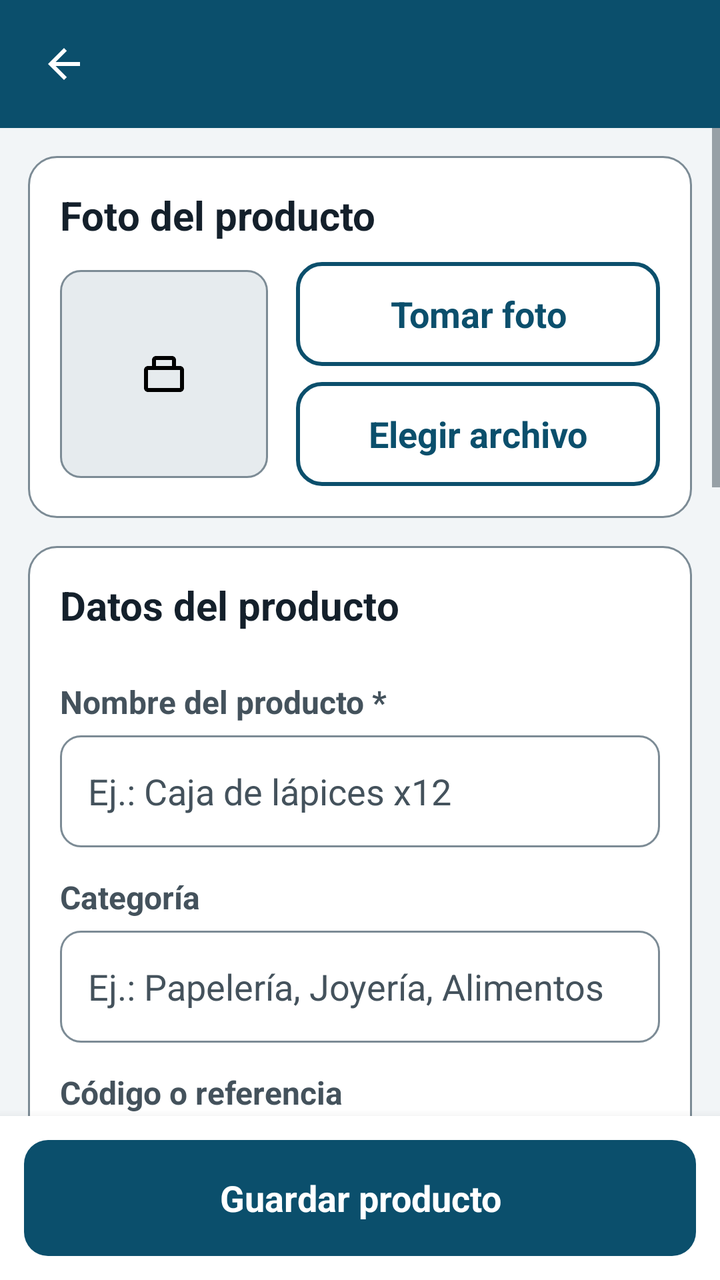
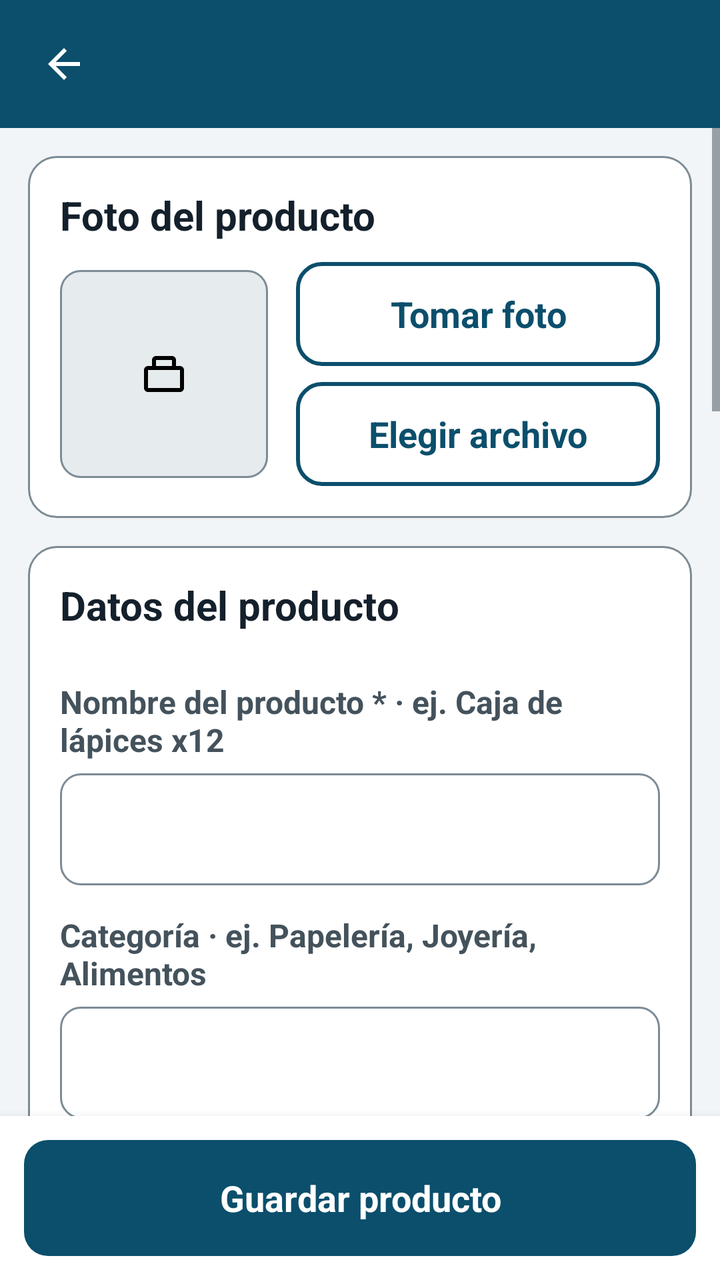

Screens rendered from an Android XML layout before and after an edit, with the pre-edit source and the edit as a unified diff.
<!-- AndroidManifest.xml: application theme Tema -->
<!-- res/layout/activity_producto.xml -->
<?xml version="1.0" encoding="utf-8"?>
<LinearLayout xmlns:android="http://schemas.android.com/apk/res/android"
    android:layout_width="match_parent"
    android:layout_height="match_parent"
    android:orientation="vertical"
    android:background="@color/fondo">

    <include layout="@layout/barra_superior" />

    <ScrollView
android:id="@+id/scrollForm"
        android:layout_width="match_parent"
        android:layout_height="0dp"
        android:layout_weight="1"
        android:fillViewport="true">

        <LinearLayout
            android:layout_width="match_parent"
            android:layout_height="wrap_content"
            android:orientation="vertical"
            android:paddingLeft="14dp"
            android:paddingRight="14dp"
            android:paddingTop="14dp"
            android:paddingBottom="22dp">

            <LinearLayout
                style="@style/Tarjeta"
                android:layout_width="match_parent"
                android:layout_height="wrap_content">

                <TextView
                    style="@style/TituloSeccion"
                    android:layout_width="match_parent"
                    android:layout_height="wrap_content"
                    android:text="Foto del producto" />

                <LinearLayout
                    android:layout_width="match_parent"
                    android:layout_height="wrap_content"
                    android:orientation="horizontal"
                    android:gravity="center_vertical">

                    <ImageView
                        android:id="@+id/imgProducto"
                        android:layout_width="104dp"
                        android:layout_height="104dp"
                        android:background="@drawable/fondo_foto"
                        android:padding="12dp"
                        android:scaleType="centerInside"
                        android:src="@drawable/ic_caja"
                        android:contentDescription="Foto del producto" />

                    <LinearLayout
                        android:layout_width="0dp"
                        android:layout_height="wrap_content"
                        android:layout_weight="1"
                        android:layout_marginStart="14dp"
                        android:orientation="vertical">

                        <Button
                            android:id="@+id/btnTomarFoto"
                            style="@style/BotonSecundario"
                            android:layout_width="match_parent"
                            android:layout_height="wrap_content"
                            android:minHeight="52dp"
                            android:text="Tomar foto" />

                        <Button
                            android:id="@+id/btnElegirFoto"
                            style="@style/BotonSecundario"
                            android:layout_width="match_parent"
                            android:layout_height="wrap_content"
                            android:layout_marginTop="8dp"
                            android:minHeight="52dp"
                            android:text="Elegir archivo" />

                        <Button
                            android:id="@+id/btnQuitarFoto"
                            style="@style/BotonTexto"
                            android:layout_width="match_parent"
                            android:layout_height="wrap_content"
                            android:text="Quitar foto"
                            android:visibility="gone" />
                    </LinearLayout>
                </LinearLayout>
            </LinearLayout>

            <LinearLayout
                style="@style/Tarjeta"
                android:layout_width="match_parent"
                android:layout_height="wrap_content">

                <TextView
                    style="@style/TituloSeccion"
                    android:layout_width="match_parent"
                    android:layout_height="wrap_content"
                    android:text="Datos del producto" />

                <TextView
                    style="@style/Etiqueta"
                    android:layout_width="match_parent"
                    android:layout_height="wrap_content"
                    android:labelFor="@+id/etNombre"
                    android:text="Nombre del producto *" />

                <EditText
                    android:id="@+id/etNombre"
                    style="@style/Campo"
                    android:layout_width="match_parent"
                    android:layout_height="wrap_content"
                    android:hint="Ej.: Caja de lápices x12"
                    android:inputType="textCapSentences" />

                <TextView
                    style="@style/Etiqueta"
                    android:layout_width="match_parent"
                    android:layout_height="wrap_content"
                    android:labelFor="@+id/etCategoria"
                    android:text="Categoría" />

                <EditText
                    android:id="@+id/etCategoria"
                    style="@style/Campo"
                    android:layout_width="match_parent"
                    android:layout_height="wrap_content"
                    android:hint="Ej.: Papelería, Joyería, Alimentos"
                    android:inputType="textCapSentences" />

                <TextView
                    style="@style/Etiqueta"
                    android:layout_width="match_parent"
                    android:layout_height="wrap_content"
                    android:labelFor="@+id/etCodigo"
                    android:text="Código o referencia" />

                <EditText
                    android:id="@+id/etCodigo"
                    style="@style/Campo"
                    android:layout_width="match_parent"
                    android:layout_height="wrap_content"
                    android:hint="Ej.: LAP-012"
                    android:inputType="text" />

                <Button
                    android:id="@+id/btnEscanearCodigo"
                    style="@style/BotonSecundario"
                    android:layout_width="match_parent"
                    android:layout_height="wrap_content"
                    android:layout_marginTop="8dp"
                    android:text="Escanear código de barras o QR" />

                <TextView
                    style="@style/Etiqueta"
                    android:layout_width="match_parent"
                    android:layout_height="wrap_content"
                    android:labelFor="@+id/etUnidad"
                    android:text="Unidad de venta" />

                <EditText
                    android:id="@+id/etUnidad"
                    style="@style/Campo"
                    android:layout_width="match_parent"
                    android:layout_height="wrap_content"
                    android:hint="unidad, caja, docena…"
                    android:inputType="text" />
            </LinearLayout>

            <LinearLayout
                style="@style/Tarjeta"
                android:layout_width="match_parent"
                android:layout_height="wrap_content">

                <TextView
                    style="@style/TituloSeccion"
                    android:layout_width="match_parent"
                    android:layout_height="wrap_content"
                    android:text="Precios y existencias" />

                <TextView
                    style="@style/Ayuda"
                    android:layout_width="match_parent"
                    android:layout_height="wrap_content"
                    android:text="Todos los precios se manejan en pesos colombianos. Escribe solo números." />

                <TextView
                    style="@style/Etiqueta"
                    android:layout_width="match_parent"
                    android:layout_height="wrap_content"
                    android:labelFor="@+id/etPrecio"
                    android:text="Precio de venta (COP) *" />

                <EditText
                    android:id="@+id/etPrecio"
                    style="@style/Campo"
                    android:layout_width="match_parent"
                    android:layout_height="wrap_content"
                    android:hint="Ej.: 12500"
                    android:inputType="number" />

                <TextView
                    style="@style/Etiqueta"
                    android:layout_width="match_parent"
                    android:layout_height="wrap_content"
                    android:labelFor="@+id/etCosto"
                    android:text="Costo de compra (COP)" />

                <EditText
                    android:id="@+id/etCosto"
                    style="@style/Campo"
                    android:layout_width="match_parent"
                    android:layout_height="wrap_content"
                    android:hint="Ej.: 7000"
                    android:inputType="number" />

                <TextView
                    style="@style/Ayuda"
                    android:layout_width="match_parent"
                    android:layout_height="wrap_content"
                    android:text="El costo se usa para calcular la utilidad de cada venta." />

                <TextView
                    android:id="@+id/txtGananciaUnidad"
                    android:layout_width="match_parent"
                    android:layout_height="wrap_content"
                    android:layout_marginTop="8dp"
                    android:textColor="@color/exito"
                    android:textSize="17sp"
                    android:textStyle="bold" />

                <TextView
                    style="@style/Etiqueta"
                    android:layout_width="match_parent"
                    android:layout_height="wrap_content"
                    android:labelFor="@+id/etStock"
                    android:text="Existencias actuales" />

                <EditText
                    android:id="@+id/etStock"
                    style="@style/Campo"
                    android:layout_width="match_parent"
                    android:layout_height="wrap_content"
                    android:hint="Ej.: 10"
                    android:inputType="numberSigned" />

                <TextView
                    style="@style/Etiqueta"
                    android:layout_width="match_parent"
                    android:layout_height="wrap_content"
                    android:labelFor="@+id/etStockMinimo"
                    android:text="Avisar cuando queden menos de" />

                <EditText
                    android:id="@+id/etStockMinimo"
                    style="@style/Campo"
                    android:layout_width="match_parent"
                    android:layout_height="wrap_content"
                    android:hint="Ej.: 3"
                    android:inputType="number" />
            </LinearLayout>

            <Button
                android:id="@+id/btnEliminar"
                style="@style/BotonPeligro"
                android:layout_width="match_parent"
                android:layout_height="wrap_content"
                android:layout_marginTop="4dp"
                android:text="Eliminar producto"
                android:visibility="gone" />
        </LinearLayout>
    </ScrollView>

    <LinearLayout
        android:layout_width="match_parent"
        android:layout_height="wrap_content"
        android:background="@color/superficie"
        android:elevation="8dp"
        android:padding="12dp">

        <Button
            android:id="@+id/btnGuardar"
            style="@style/BotonPrimario"
            android:layout_width="match_parent"
            android:layout_height="wrap_content"
            android:text="Guardar producto" />
    </LinearLayout>
</LinearLayout>
<!-- res/layout/barra_superior.xml (included above) -->
<?xml version="1.0" encoding="utf-8"?>
<LinearLayout xmlns:android="http://schemas.android.com/apk/res/android"
    android:layout_width="match_parent"
    android:layout_height="wrap_content"
    android:orientation="horizontal"
    android:gravity="center_vertical"
    android:background="?android:attr/colorPrimary"
    android:minHeight="64dp"
    android:paddingLeft="6dp"
    android:paddingRight="12dp"
    android:paddingTop="6dp"
    android:paddingBottom="6dp">

    <ImageButton
        android:id="@+id/btnAtras"
        android:layout_width="52dp"
        android:layout_height="52dp"
        android:background="?android:attr/selectableItemBackgroundBorderless"
        android:src="@drawable/ic_atras"
        android:tint="@color/blanco"
        android:contentDescription="@string/volver"
        android:scaleType="centerInside" />

    <TextView
        android:id="@+id/tituloBarra"
        android:layout_width="0dp"
        android:layout_height="wrap_content"
        android:layout_weight="1"
        android:layout_marginStart="4dp"
        android:textColor="@color/blanco"
        android:textSize="22sp"
        android:textStyle="bold"
        android:maxLines="2"
        android:ellipsize="end" />
</LinearLayout>
<!-- resources referenced by this layout -->
<resources>
  <color name="blanco">#FFFFFF</color>
  <color name="exito">#176B3A</color>
  <color name="fondo">#F2F5F7</color>
  <color name="superficie">#FFFFFF</color>
  <!-- drawable fondo_foto (drawable) -->
  <?xml version="1.0" encoding="utf-8"?>
  <shape xmlns:android="http://schemas.android.com/apk/res/android">
      <solid android:color="@color/gris_fondo"/>
      <corners android:radius="10dp"/>
      <stroke android:width="1dp" android:color="@color/borde"/>
  </shape>
  <!-- drawable ic_atras (drawable) -->
  <?xml version="1.0" encoding="utf-8"?>
  <vector xmlns:android="http://schemas.android.com/apk/res/android"
      android:width="24dp" android:height="24dp"
      android:viewportWidth="24" android:viewportHeight="24">
      <path android:fillColor="#FF000000" android:pathData="M20,11H7.83l5.59,-5.59L12,4l-8,8 8,8 1.41,-1.41L7.83,13H20v-2z"/>
  </vector>
  <string name="volver">Volver</string>
  <style name="Ayuda">
          <item name="android:textSize">15sp</item>
          <item name="android:textColor">@color/texto_secundario</item>
          <item name="android:layout_marginTop">4dp</item>
      </style>
  <style name="BotonPeligro" parent="BotonPrimario">
          <item name="android:background">@drawable/boton_peligro</item>
          <item name="android:textColor">@color/blanco</item>
      </style>
  <style name="BotonSecundario" parent="BotonPrimario">
          <item name="android:background">@drawable/boton_secundario</item>
          <item name="android:textColor">@color/primario</item>
      </style>
  <style name="Etiqueta">
          <item name="android:textSize">16sp</item>
          <item name="android:textStyle">bold</item>
          <item name="android:textColor">@color/texto_secundario</item>
          <item name="android:layout_marginTop">14dp</item>
          <item name="android:layout_marginBottom">6dp</item>
      </style>
  <style name="Tarjeta">
          <item name="android:background">@drawable/fondo_tarjeta</item>
          <item name="android:padding">16dp</item>
          <item name="android:layout_marginBottom">14dp</item>
          <item name="android:orientation">vertical</item>
      </style>
  <style name="TituloSeccion">
          <item name="android:textSize">20sp</item>
          <item name="android:textStyle">bold</item>
          <item name="android:textColor">@color/texto</item>
          <item name="android:layout_marginBottom">10dp</item>
      </style>
  <style name="Tema" parent="@android:style/Theme.Material.Light.NoActionBar">
          <item name="android:colorPrimary">@color/primario</item>
          <item name="android:colorPrimaryDark">@color/primario_oscuro</item>
          <item name="android:colorAccent">@color/primario</item>
          <item name="android:windowBackground">@color/fondo</item>
          <item name="android:statusBarColor">@color/primario_oscuro</item>
          <item name="android:navigationBarColor">@color/superficie</item>
          <item name="android:windowLightNavigationBar">true</item>
          <item name="android:textColorPrimary">@color/texto</item>
          <item name="android:textColorSecondary">@color/texto_secundario</item>
          <item name="android:textColorHint">@color/texto_secundario</item>
          <item name="android:fontFamily">sans-serif</item>
          <item name="android:windowNoTitle">true</item>
          
      </style>
  <color name="gris_fondo">#E6EBEE</color>
  <color name="borde">#7C8B95</color>
  <color name="texto_secundario">#44525C</color>
  <color name="primario">#0B4F6C</color>
  <color name="texto">#14202B</color>
  <!-- drawable fondo_tarjeta (drawable) -->
  <?xml version="1.0" encoding="utf-8"?>
  <shape xmlns:android="http://schemas.android.com/apk/res/android">
      <solid android:color="@color/superficie"/>
      <corners android:radius="14dp"/>
      <stroke android:width="1dp" android:color="@color/borde"/>
  </shape>
  <color name="primario_oscuro">#073A50</color>
  <color name="error">#A3231C</color>
  <color name="deshabilitado">#8A979F</color>
  <color name="primario_claro">#DCEAF2</color>
  <!-- unchanged entries left out for length: 9 -->
</resources>

<!-- the commit's change to res/layout/activity_producto.xml (unified diff, before → after) -->
@@ -101,14 +101,13 @@ android:id="@+id/scrollForm"
                     android:layout_width="match_parent"
                     android:layout_height="wrap_content"
                     android:labelFor="@+id/etNombre"
-                    android:text="Nombre del producto *" />
+                    android:text="Nombre del producto * · ej. Caja de lápices x12" />
 
                 <EditText
                     android:id="@+id/etNombre"
                     style="@style/Campo"
                     android:layout_width="match_parent"
                     android:layout_height="wrap_content"
-                    android:hint="Ej.: Caja de lápices x12"
                     android:inputType="textCapSentences" />
 
                 <TextView
@@ -116,14 +115,13 @@ android:id="@+id/scrollForm"
                     android:layout_width="match_parent"
                     android:layout_height="wrap_content"
                     android:labelFor="@+id/etCategoria"
-                    android:text="Categoría" />
+                    android:text="Categoría · ej. Papelería, Joyería, Alimentos" />
 
                 <EditText
                     android:id="@+id/etCategoria"
                     style="@style/Campo"
                     android:layout_width="match_parent"
                     android:layout_height="wrap_content"
-                    android:hint="Ej.: Papelería, Joyería, Alimentos"
                     android:inputType="textCapSentences" />
 
                 <TextView
@@ -131,14 +129,13 @@ android:id="@+id/scrollForm"
                     android:layout_width="match_parent"
                     android:layout_height="wrap_content"
                     android:labelFor="@+id/etCodigo"
-                    android:text="Código o referencia" />
+                    android:text="Código o referencia · ej. LAP-012" />
 
                 <EditText
                     android:id="@+id/etCodigo"
                     style="@style/Campo"
                     android:layout_width="match_parent"
                     android:layout_height="wrap_content"
-                    android:hint="Ej.: LAP-012"
                     android:inputType="text" />
 
                 <Button
@@ -154,14 +151,13 @@ android:id="@+id/scrollForm"
                     android:layout_width="match_parent"
                     android:layout_height="wrap_content"
                     android:labelFor="@+id/etUnidad"
-                    android:text="Unidad de venta" />
+                    android:text="Unidad de venta (unidad, caja, docena…)" />
 
                 <EditText
                     android:id="@+id/etUnidad"
                     style="@style/Campo"
                     android:layout_width="match_parent"
                     android:layout_height="wrap_content"
-                    android:hint="unidad, caja, docena…"
                     android:inputType="text" />
             </LinearLayout>
 
@@ -187,14 +183,13 @@ android:id="@+id/scrollForm"
                     android:layout_width="match_parent"
                     android:layout_height="wrap_content"
                     android:labelFor="@+id/etPrecio"
-                    android:text="Precio de venta (COP) *" />
+                    android:text="Precio de venta (COP) * · ej. 12500" />
 
                 <EditText
                     android:id="@+id/etPrecio"
                     style="@style/Campo"
                     android:layout_width="match_parent"
                     android:layout_height="wrap_content"
-                    android:hint="Ej.: 12500"
                     android:inputType="number" />
 
                 <TextView
@@ -202,14 +197,13 @@ android:id="@+id/scrollForm"
                     android:layout_width="match_parent"
                     android:layout_height="wrap_content"
                     android:labelFor="@+id/etCosto"
-                    android:text="Costo de compra (COP)" />
+                    android:text="Costo de compra (COP) · ej. 7000" />
 
                 <EditText
                     android:id="@+id/etCosto"
                     style="@style/Campo"
                     android:layout_width="match_parent"
                     android:layout_height="wrap_content"
-                    android:hint="Ej.: 7000"
                     android:inputType="number" />
 
                 <TextView
@@ -232,14 +226,13 @@ android:id="@+id/scrollForm"
                     android:layout_width="match_parent"
                     android:layout_height="wrap_content"
                     android:labelFor="@+id/etStock"
-                    android:text="Existencias actuales" />
+                    android:text="Existencias actuales · ej. 10" />
 
                 <EditText
                     android:id="@+id/etStock"
                     style="@style/Campo"
                     android:layout_width="match_parent"
                     android:layout_height="wrap_content"
-                    android:hint="Ej.: 10"
                     android:inputType="numberSigned" />
 
                 <TextView
@@ -247,15 +240,117 @@ android:id="@+id/scrollForm"
                     android:layout_width="match_parent"
                     android:layout_height="wrap_content"
                     android:labelFor="@+id/etStockMinimo"
-                    android:text="Avisar cuando queden menos de" />
+                    android:text="Avisar cuando queden menos de · ej. 3" />
 
                 <EditText
                     android:id="@+id/etStockMinimo"
                     style="@style/Campo"
                     android:layout_width="match_parent"
                     android:layout_height="wrap_content"
-                    android:hint="Ej.: 3"
                     android:inputType="number" />
+
+                <TextView
+                    style="@style/Etiqueta"
+                    android:layout_width="match_parent"
+                    android:layout_height="wrap_content"
+                    android:layout_marginTop="8dp"
+                    android:labelFor="@+id/etImpuestoProducto"
+                    android:text="IVA propio de este producto (Vacío = usa el IVA general)" />
+
+                <EditText
+                    android:id="@+id/etImpuestoProducto"
+                    style="@style/Campo"
+                    android:layout_width="match_parent"
+                    android:layout_height="wrap_content"
+                    android:inputType="numberDecimal" />
+
+                <TextView
+                    style="@style/Ayuda"
+                    android:layout_width="match_parent"
+                    android:layout_height="wrap_content"
+                    android:text="Déjalo vacío para cobrar el IVA general de Ajustes. Escríbelo (19, 5, 0…) solo si este producto tiene una tarifa distinta." />
+
+                <Switch
+                    android:id="@+id/swVence"
+                    android:layout_width="match_parent"
+                    android:layout_height="wrap_content"
+                    android:layout_marginTop="10dp"
+                    android:minHeight="48dp"
+                    android:text="Controlar vencimiento" />
+
+                <TextView
+                    style="@style/Etiqueta"
+                    android:layout_width="match_parent"
+                    android:layout_height="wrap_content"
+                    android:labelFor="@+id/etDiasAviso"
+                    android:text="Avisar cuántos días antes (30)" />
+
+                <EditText
+                    android:id="@+id/etDiasAviso"
+                    style="@style/Campo"
+                    android:layout_width="match_parent"
+                    android:layout_height="wrap_content"
+                    android:inputType="number" />
+            </LinearLayout>
+
+            <LinearLayout
+                android:id="@+id/cardLotes"
+                style="@style/Tarjeta"
+                android:layout_width="match_parent"
+                android:layout_height="wrap_content"
+                android:visibility="gone">
+
+                <TextView
+                    style="@style/TituloSeccion"
+                    android:layout_width="match_parent"
+                    android:layout_height="wrap_content"
+                    android:text="Lotes en existencia" />
+
+                <TextView
+                    style="@style/Ayuda"
+                    android:layout_width="match_parent"
+                    android:layout_height="wrap_content"
+                    android:text="Cada compra entra con su propio costo. Aquí ves cuánto queda de cada precio." />
+
+                <LinearLayout
+                    android:id="@+id/containerLotes"
+                    android:layout_width="match_parent"
+                    android:layout_height="wrap_content"
+                    android:orientation="vertical" />
+            </LinearLayout>
+
+            <LinearLayout
+                android:id="@+id/cardHistorialPrecio"
+                style="@style/Tarjeta"
+                android:layout_width="match_parent"
+                android:layout_height="wrap_content"
+                android:visibility="gone">
+
+                <TextView
+                    style="@style/TituloSeccion"
+                    android:layout_width="match_parent"
+                    android:layout_height="wrap_content"
+                    android:text="Movimiento del precio de compra" />
+
+                <TextView
+                    style="@style/Ayuda"
+                    android:layout_width="match_parent"
+                    android:layout_height="wrap_content"
+                    android:text="Lo que has pagado por este producto en cada pedido, con la variación frente a la compra anterior." />
+
+                <LinearLayout
+                    android:id="@+id/containerPrecioGrafica"
+                    android:layout_width="match_parent"
+                    android:layout_height="wrap_content"
+                    android:layout_marginTop="8dp"
+                    android:orientation="vertical" />
+
+                <LinearLayout
+                    android:id="@+id/containerPrecios"
+                    android:layout_width="match_parent"
+                    android:layout_height="wrap_content"
+                    android:layout_marginTop="6dp"
+                    android:orientation="vertical" />
             </LinearLayout>
 
             <Button
@@ -293,8 +388,8 @@ android:id="@+id/scrollForm"
     android:gravity="center_vertical"
     android:background="?android:attr/colorPrimary"
     android:minHeight="64dp"
-    android:paddingLeft="6dp"
-    android:paddingRight="12dp"
+    android:paddingStart="6dp"
+    android:paddingEnd="12dp"
     android:paddingTop="6dp"
     android:paddingBottom="6dp">
 
<!-- resource entries referenced after the edit -->
@@ -57,8 +57,8 @@
           <item name="android:colorAccent">@color/primario</item>
           <item name="android:windowBackground">@color/fondo</item>
           <item name="android:statusBarColor">@color/primario_oscuro</item>
-          <item name="android:navigationBarColor">@color/superficie</item>
-          <item name="android:windowLightNavigationBar">true</item>
+          
+          <item name="android:navigationBarColor">@color/primario_oscuro</item>
           <item name="android:textColorPrimary">@color/texto</item>
           <item name="android:textColorSecondary">@color/texto_secundario</item>
           <item name="android:textColorHint">@color/texto_secundario</item>
